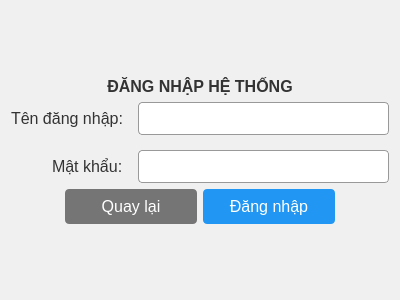
Old version of the form src/views/userviews/loginwidget.ui in the repository HuyenTranggg/Meeting_Scheduler_App.
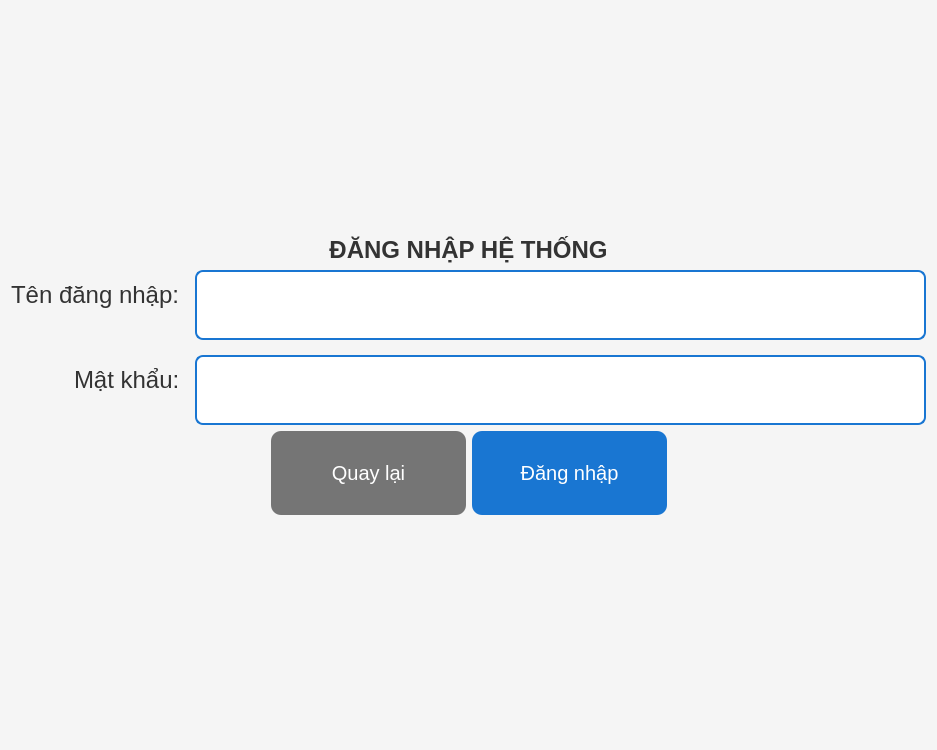
New version of the form.

Diff of the .ui file:
```diff
--- a/src/views/userviews/loginwidget.ui
+++ b/src/views/userviews/loginwidget.ui
@@ -6,8 +6,8 @@
    <rect>
     <x>0</x>
     <y>0</y>
-    <width>400</width>
-    <height>300</height>
+    <width>937</width>
+    <height>750</height>
    </rect>
   </property>
   <property name="windowTitle">
@@ -16,25 +16,35 @@
   <property name="styleSheet">
    <string notr="true">
     QWidget {
-      background-color: #f0f0f0;
-      font-size: 12pt;
+      background-color: #f5f5f5;
+      font-size: 15pt;
+      font-family: 'Segoe UI', Arial;
     }
     QLineEdit {
-      padding: 5px;
-      border: 1px solid #999;
-      border-radius: 4px;
+      padding: 12px;
+      border: 2px solid #1976d2;
+      border-radius: 8px;
       background-color: white;
+      font-size: 15pt;
+      min-height: 42px;
+    }
+    QLineEdit:focus {
+      border: 3px solid #1565c0;
     }
     QPushButton {
-      padding: 8px 16px;
-      border-radius: 4px;
-      min-width: 100px;
-      background-color: #2196F3;
+      padding: 15px 30px;
+      border-radius: 10px;
+      min-width: 135px;
+      min-height: 54px;
+      font-size: 15pt;
       color: white;
       border: none;
     }
-    QPushButton:hover {
-      background-color: #1976D2;
+    QPushButton#loginButton {
+      background-color: #1976d2;
+    }
+    QPushButton#loginButton:hover {
+      background-color: #1565c0;
     }
     QPushButton#backButton {
       background-color: #757575;
@@ -43,7 +53,8 @@
       background-color: #616161;
     }
     QLabel {
-      color: #333;
+      color: #333333;
+      font-size: 18pt;
     }
    </string>
   </property>
```
